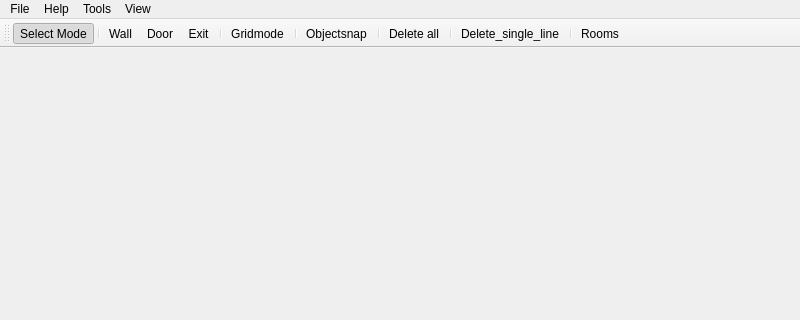
The window that forms/mainwindow.ui (JuPedSim/jpseditor) describes before a commit, drawn with Qt 5; both pictures show x 0 to 800 and y 0 to 320 of the 800 by 600 pixel window.
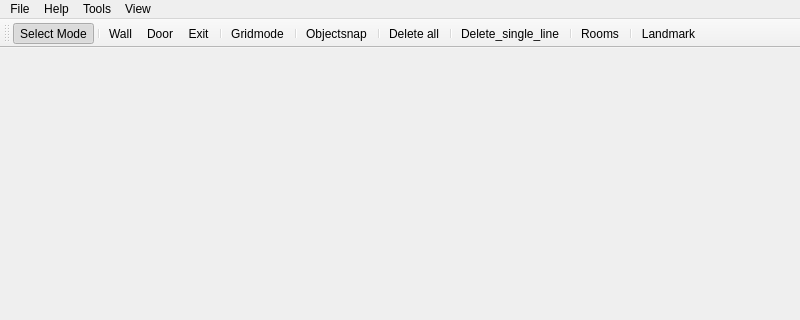
The same window after the commit. Icons and pictures are not drawn.

Diff of the .ui file:
```diff
--- a/forms/mainwindow.ui
+++ b/forms/mainwindow.ui
@@ -98,6 +98,8 @@
    <addaction name="actionDelete_single_line"/>
    <addaction name="separator"/>
    <addaction name="actionRoom"/>
+   <addaction name="separator"/>
+   <addaction name="actionLandmark"/>
   </widget>
   <action name="action_ffnen">
    <property name="icon">
@@ -376,6 +378,24 @@
     <string>Rotate (90 deg clockwise)</string>
    </property>
   </action>
+  <action name="actionLandmark">
+   <property name="checkable">
+    <bool>true</bool>
+   </property>
+   <property name="enabled">
+    <bool>true</bool>
+   </property>
+   <property name="icon">
+    <iconset resource="Ressource.qrc">
+     <normaloff>:/statue.jpg</normaloff>:/statue.jpg</iconset>
+   </property>
+   <property name="text">
+    <string>Landmark</string>
+   </property>
+   <property name="toolTip">
+    <string>Landmark</string>
+   </property>
+  </action>
  </widget>
  <resources>
   <include location="Ressource.qrc"/>
```
